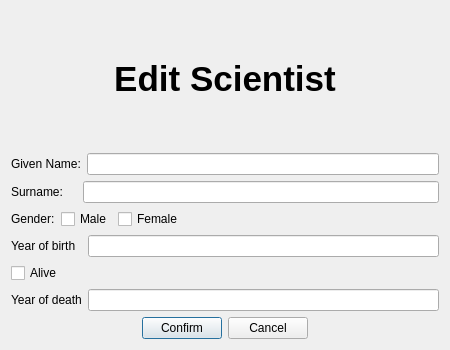
Before: the Qt Designer form Vika3nytt/dialogeditsci.ui in sabbisun/Vika3nytt, drawn with Qt 5.
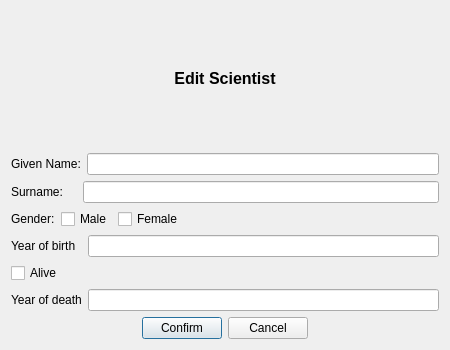
After: the same form once the commit is applied.

Diff of the .ui file:
```diff
--- a/Vika3nytt/dialogeditsci.ui
+++ b/Vika3nytt/dialogeditsci.ui
@@ -22,7 +22,7 @@
       </font>
      </property>
      <property name="text">
-      <string>&lt;html&gt;&lt;head/&gt;&lt;body&gt;&lt;p&gt;&lt;span style=&quot; font-size:26pt; font-weight:600;&quot;&gt;Edit Scientist&lt;/span&gt;&lt;/p&gt;&lt;/body&gt;&lt;/html&gt;</string>
+      <string>&lt;html&gt;&lt;head/&gt;&lt;body&gt;&lt;p&gt;&lt;span style=&quot; font-size:12pt; font-weight:600;&quot;&gt;Edit Scientist&lt;/span&gt;&lt;/p&gt;&lt;/body&gt;&lt;/html&gt;</string>
      </property>
      <property name="textFormat">
       <enum>Qt::RichText</enum>
```
